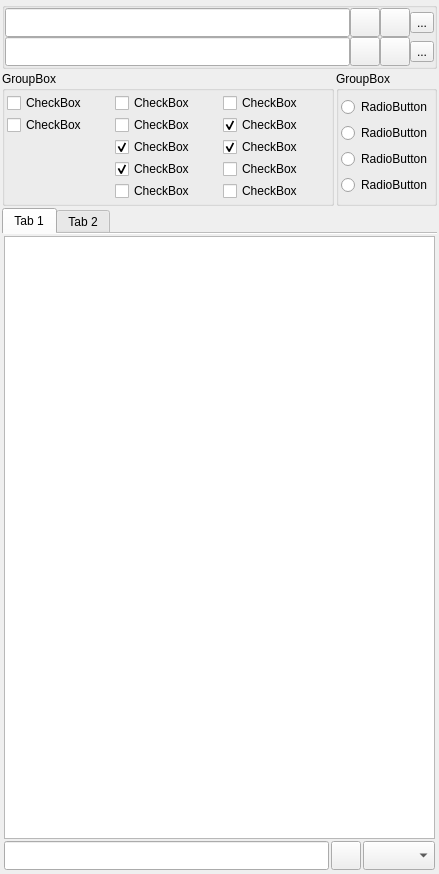
Qt form rpfm_ui/ui_templates/global_search_dock_widget.ui (Frodo45127/rpfm) before a commit.
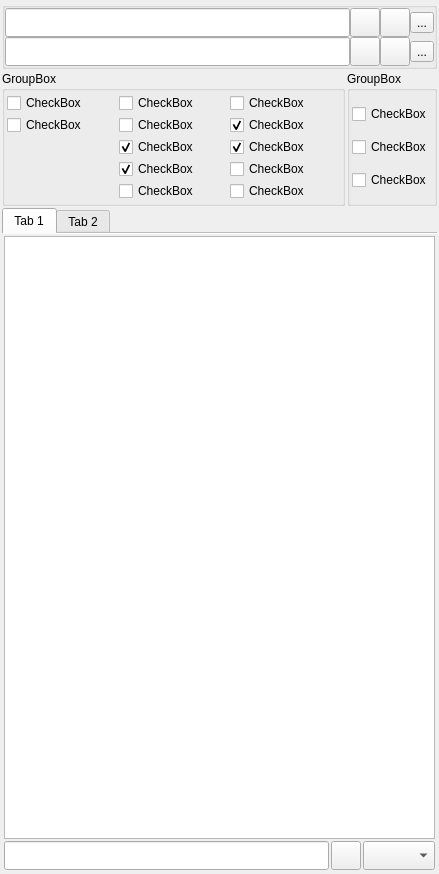
The same form after that commit. Icons and pictures are not drawn. Custom widgets are drawn as their Qt base class.

Diff of the .ui file:
```diff
--- a/rpfm_ui/ui_templates/global_search_dock_widget.ui
+++ b/rpfm_ui/ui_templates/global_search_dock_widget.ui
@@ -55,33 +55,23 @@
         <number>2</number>
        </property>
        <item row="0" column="0">
-        <widget class="QRadioButton" name="source_packfile">
+        <widget class="QCheckBox" name="source_parent">
          <property name="text">
-          <string>RadioButton</string>
-         </property>
-         <property name="checked">
-          <bool>false</bool>
-         </property>
-        </widget>
-       </item>
-       <item row="2" column="0">
-        <widget class="QRadioButton" name="source_game">
-         <property name="text">
-          <string>RadioButton</string>
+          <string>CheckBox</string>
          </property>
         </widget>
        </item>
        <item row="1" column="0">
-        <widget class="QRadioButton" name="source_parent">
+        <widget class="QCheckBox" name="source_game">
          <property name="text">
-          <string>RadioButton</string>
+          <string>CheckBox</string>
          </property>
         </widget>
        </item>
-       <item row="3" column="0">
-        <widget class="QRadioButton" name="source_asskit">
+       <item row="2" column="0">
+        <widget class="QCheckBox" name="source_asskit">
          <property name="text">
-          <string>RadioButton</string>
+          <string>CheckBox</string>
          </property>
         </widget>
        </item>
```
